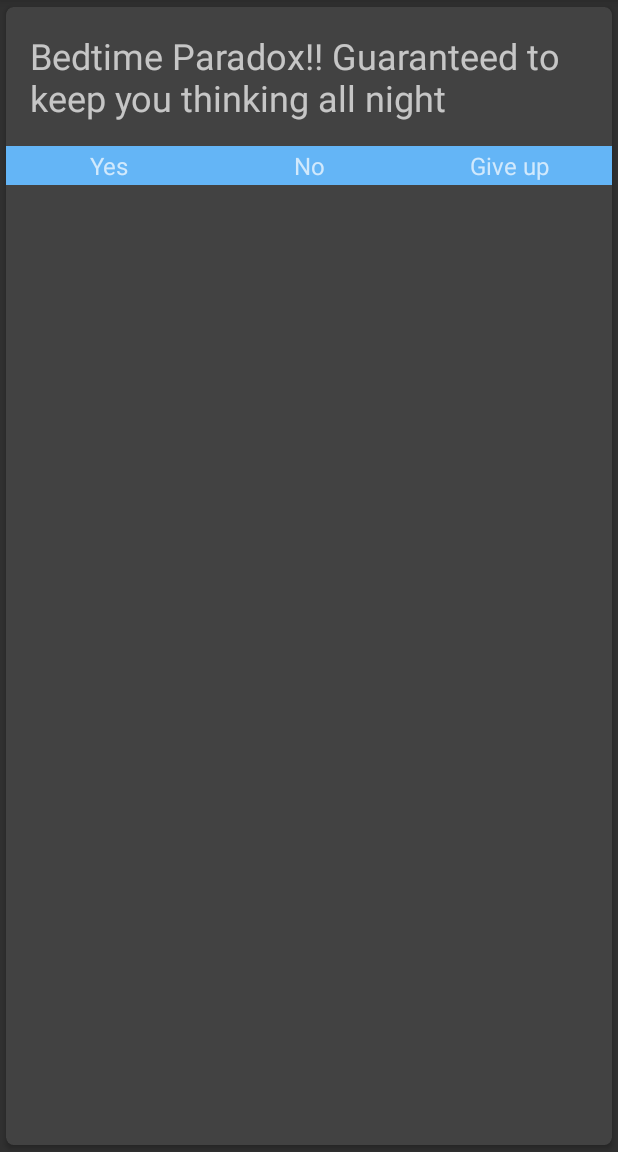
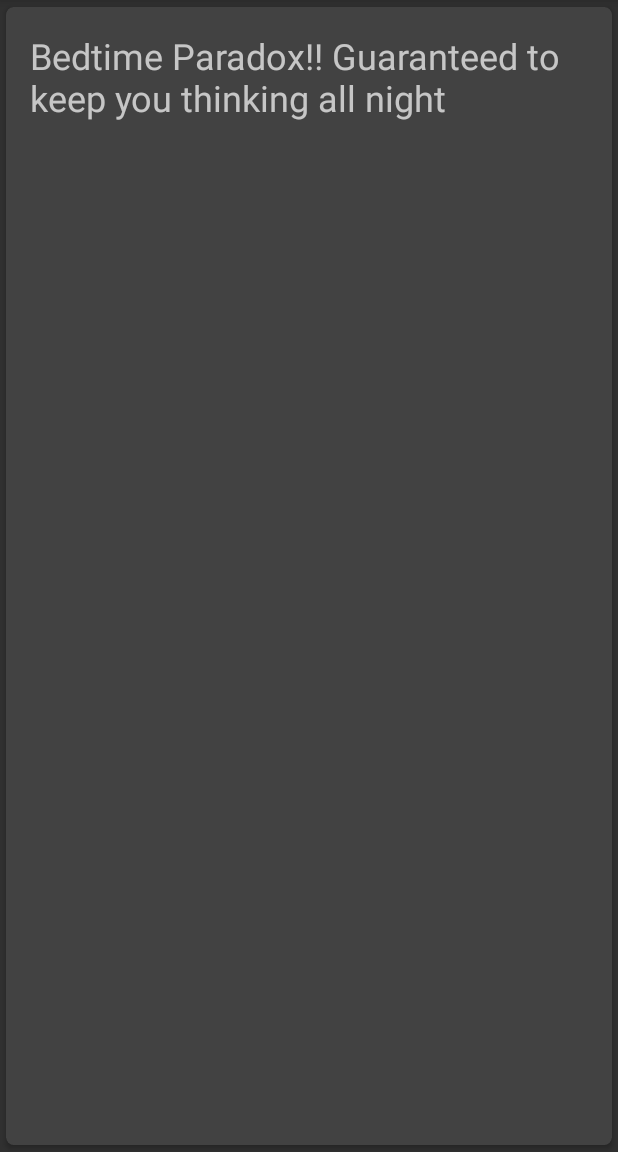
Before and after one commit to ShikherVerma/Project-Ant, an Android app: the fragment RecyclerViewFragment shown on its own in the app's theme, on a phone screen of 412 x 824 dp, the part 84-1236 px from its top. Run offline under Robolectric (Android 15) with nearby library versions, the phone set to English and light mode, and no system bars; 2 statements that could not run were skipped.

```diff
--- a/app/src/main/java/in/antaragni/antaragni/fragments/NotificationFragment.java
+++ b/app/src/main/java/in/antaragni/antaragni/fragments/NotificationFragment.java
@@ -2,11 +2,14 @@ package in.antaragni.antaragni.fragments;
 
 import android.os.Bundle;
 import android.support.v4.app.Fragment;
+import android.support.v7.widget.LinearLayoutManager;
+import android.support.v7.widget.RecyclerView;
 import android.view.LayoutInflater;
 import android.view.View;
 import android.view.ViewGroup;
 
 import in.antaragni.antaragni.R;
+import in.antaragni.antaragni.adapters.SampleListAdapter;
 
 /**
  * A simple {@link android.support.v4.app.Fragment} subclass.
@@ -33,6 +36,10 @@ public class NotificationFragment extends Fragment {
   public View onCreateView(LayoutInflater inflater, ViewGroup container, Bundle savedInstanceState) {
     // Inflate the layout for this fragment
     // don't look at this layout it's just a listView to show how to handle the keyboard
-    return inflater.inflate(R.layout.fragment_notification, container, false);
+    View view = inflater.inflate(R.layout.fragment_notification, container, false);
+    RecyclerView rv = (RecyclerView) view.findViewById(R.id.sample_recycler_view);
+    rv.setLayoutManager(new LinearLayoutManager(getActivity()));
+    rv.setAdapter(new SampleListAdapter());
+    return view ;
   }
 }
--- a/app/src/main/res/layout/fragment_notification.xml
+++ b/app/src/main/res/layout/fragment_notification.xml
@@ -4,10 +4,9 @@
              android:layout_height="match_parent"
              tools:context="in.antaragni.antaragni.fragments.NotificationFragment">
 
-  <!-- TODO: Update blank fragment layout -->
-  <TextView
+  <android.support.v7.widget.RecyclerView
+    android:id="@+id/sample_recycler_view"
     android:layout_width="match_parent"
-    android:layout_height="match_parent"
-    android:text="Notification"/>
+    android:layout_height="match_parent"/>
 
 </FrameLayout>
--- a/app/src/main/res/layout/sample_card.xml
+++ b/app/src/main/res/layout/sample_card.xml
@@ -27,46 +27,5 @@
         android:textSize="@dimen/quiz_question_text_size"
         tools:text="Why did the chicken cross the mo..something strip ?"/>
     </LinearLayout>
-
-    <LinearLayout
-      android:layout_width="match_parent"
-      android:layout_height="match_parent"
-      android:background="@color/md_blue_300"
-      android:padding="@dimen/card_padding">
-      <!-- Bottom panel with fake share buttons. -->
-      <LinearLayout
-        android:layout_width="match_parent"
-        android:layout_height="wrap_content"
-        android:orientation="horizontal">
-
-        <TextView
-          android:layout_width="0dp"
-          android:layout_height="wrap_content"
-          android:layout_weight="1"
-          android:gravity="center"
-          android:singleLine="true"
-          android:text="Yes"
-          android:textSize="16sp"/>
-
-        <TextView
-          android:layout_width="0dp"
-          android:layout_height="wrap_content"
-          android:layout_weight="1"
-          android:gravity="center"
-          android:singleLine="true"
-          android:text="No"
-          android:textSize="16sp"/>
-
-        <TextView
-          android:layout_width="0dp"
-          android:layout_height="wrap_content"
-          android:layout_weight="1"
-          android:gravity="center"
-          android:singleLine="true"
-          android:text="Give up"
-          android:textSize="16sp"/>
-      </LinearLayout>
-    </LinearLayout>
-
   </LinearLayout>
 </android.support.v7.widget.CardView>
```
